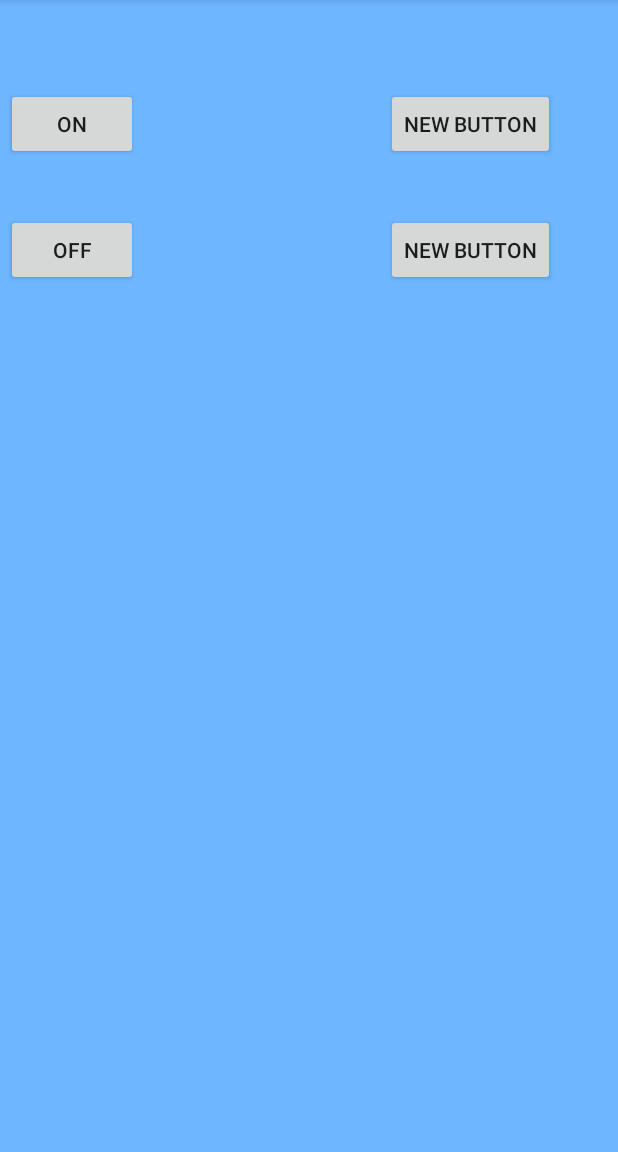
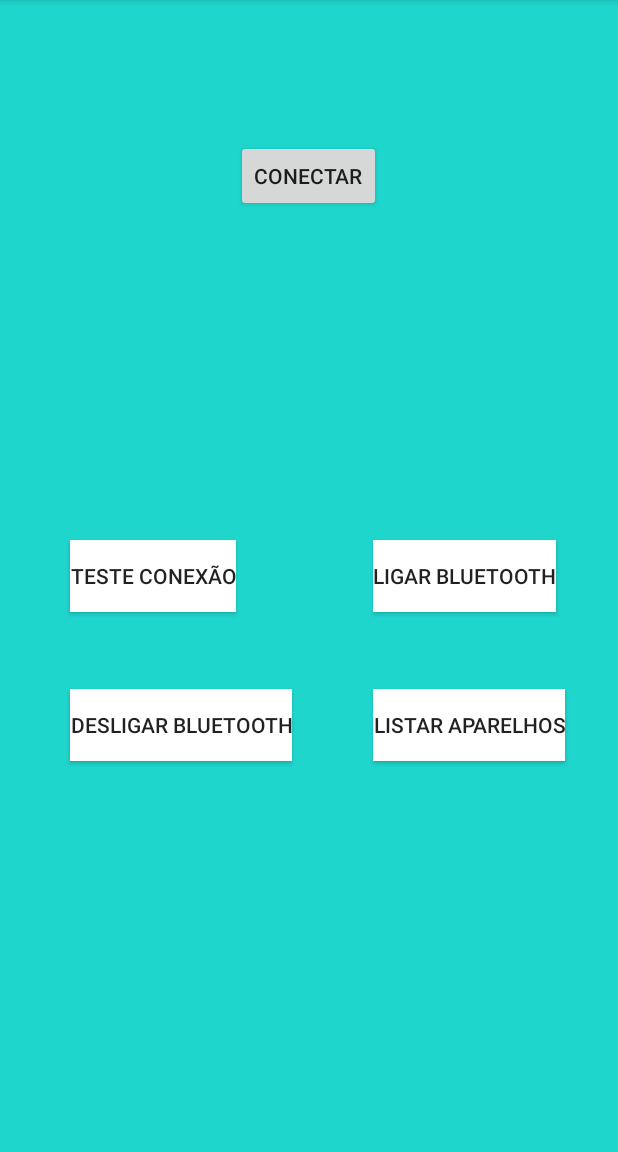
Before and after one commit to Rudmar/gamadroneapp, an Android app: the screen it shows after launch (MainActivity), on a phone screen of 412 x 824 dp, the part 84-1236 px from its top. Run offline under Robolectric (Android 15) with nearby library versions, the phone set to English and light mode, and no system bars.

Commit message:
Criação do client para conexão

```diff
--- a/app/src/main/res/layout/activity_main.xml
+++ b/app/src/main/res/layout/activity_main.xml
@@ -8,56 +8,72 @@
     android:paddingTop="4dp"
     android:paddingBottom="4dp"
     tools:context=".MainActivity"
-    android:background="#ff6eb6ff"
+    android:background="#1fd6cd"
     android:onClick="restartCounter">
 
     <TextView
         android:layout_width="wrap_content"
         android:layout_height="wrap_content"
         android:id="@+id/statusMessage"
-        android:layout_alignParentLeft="true"
-        android:layout_alignParentStart="true" />
+        android:layout_marginBottom="29dp"
+        android:layout_alignParentBottom="true"
+        android:layout_alignParentRight="true"
+        android:layout_alignParentEnd="true" />
 
     <Button
         android:layout_width="wrap_content"
         android:layout_height="wrap_content"
-        android:text="On"
+        android:text="Ligar Bluetooth"
         android:id="@+id/button1"
-        android:layout_below="@+id/statusMessage"
-        android:layout_toRightOf="@+id/statusMessage"
-        android:layout_toEndOf="@+id/statusMessage"
-        android:layout_marginTop="35dp"
-        android:onClick="turnOn" />
+        android:onClick="turnOn"
+        android:background="@color/bright_foreground_material_dark"
+        android:layout_centerVertical="true"
+        android:layout_alignLeft="@+id/button4"
+        android:layout_alignStart="@+id/button4" />
 
     <Button
         android:layout_width="wrap_content"
         android:layout_height="wrap_content"
-        android:text="Off"
+        android:text="Desligar Bluetooth"
         android:id="@+id/button2"
+        android:onClick="turnOff"
+        android:background="@color/bright_foreground_material_dark"
+        android:layout_marginTop="51dp"
         android:layout_below="@+id/button1"
-        android:layout_toRightOf="@+id/statusMessage"
-        android:layout_toEndOf="@+id/statusMessage"
-        android:layout_marginTop="36dp"
-        android:onClick="turnOff" />
+        android:layout_alignLeft="@+id/button3"
+        android:layout_alignStart="@+id/button3" />
 
     <Button
         android:layout_width="wrap_content"
         android:layout_height="wrap_content"
-        android:text="New Button"
+        android:text="Teste Conexão"
         android:id="@+id/button3"
-        android:layout_alignTop="@+id/button1"
-        android:layout_alignParentRight="true"
-        android:layout_alignParentEnd="true"
-        android:layout_marginRight="38dp"
-        android:layout_marginEnd="38dp" />
+        android:background="@color/bright_foreground_material_dark"
+        android:layout_above="@+id/button2"
+        android:layout_toLeftOf="@+id/connect"
+        android:layout_toStartOf="@+id/connect" />
 
     <Button
         android:layout_width="wrap_content"
         android:layout_height="wrap_content"
-        android:text="New Button"
         android:id="@+id/button4"
-        android:layout_alignBottom="@+id/button2"
-        android:layout_alignLeft="@+id/button3"
-        android:layout_alignStart="@+id/button3" />
+        android:text="Listar aparelhos"
+        android:onClick="list"
+        android:background="@color/bright_foreground_material_dark"
+        android:layout_marginRight="31dp"
+        android:layout_marginEnd="31dp"
+        android:layout_alignTop="@+id/button2"
+        android:layout_alignParentRight="true"
+        android:layout_alignParentEnd="true" />
+
+    <Button
+        android:layout_width="wrap_content"
+        android:layout_height="wrap_content"
+        android:text="Conectar"
+        android:id="@+id/connect"
+        android:onClick="tryBT"
+        android:layout_alignParentTop="true"
+        android:layout_centerHorizontal="true"
+        android:layout_marginTop="89dp" />
 
 </RelativeLayout>
--- a/app/src/main/res/values/colors.xml
+++ b/app/src/main/res/values/colors.xml
@@ -1,6 +1,6 @@
 <?xml version="1.0" encoding="utf-8"?>
 <resources>
     <color name="colorPrimary">#3F51B5</color>
-    <color name="colorPrimaryDark">#303F9F</color>
+    <color name="colorPrimaryDark">#303f9f</color>
     <color name="colorAccent">#FF4081</color>
 </resources>
```
Also changed, not shown: app/src/main/java/app/gamadrone/MainActivity.java (+108 -4 lines), 67 other files.
